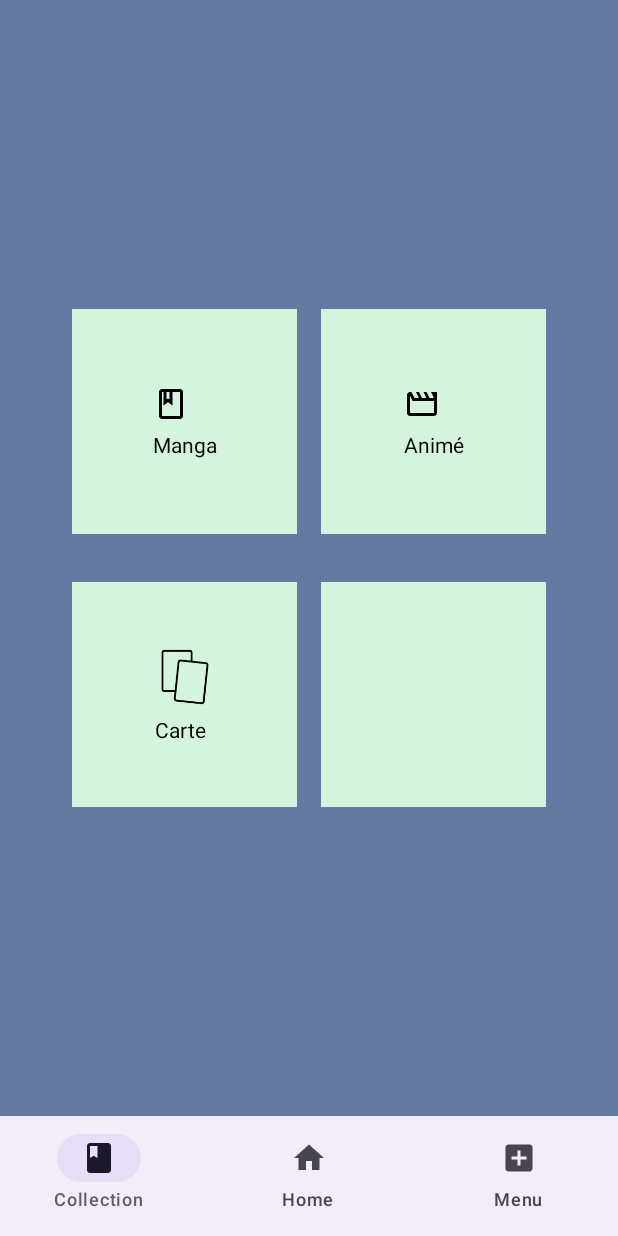
After one commit to HugoAssoignon/my_collections_inventory_, an Android app built with Jetpack Compose: the MenuScreen screen opened through its navigation route, on a phone screen of 412 x 824 dp. The commit adds this screen. Run offline under Robolectric (Android 15) with nearby library versions, the phone set to English and light mode, and no system bars.

Commit message:
feat: add menuScreen and otherScreen, and add bottomNavBar

```diff
--- a/app/build.gradle.kts
+++ b/app/build.gradle.kts
@@ -50,6 +50,9 @@ android {
 }
 
 dependencies {
+    //noinspection UseTomlInstead
+    implementation ("androidx.compose.material:material-icons-extended:1.7.3")
+    implementation ("androidx.navigation:navigation-compose:2.8.2")
 
     implementation(libs.androidx.core.ktx)
     implementation(libs.androidx.lifecycle.runtime.ktx)
--- /dev/null
+++ b/app/src/main/java/com/collections/my_collections_inventory/navigation/NavigationHost.kt
@@ -0,0 +1,45 @@
+package com.collections.my_collections_inventory.navigation
+
+import BottomNavigationBar
+import androidx.compose.foundation.layout.padding
+import androidx.compose.material3.Scaffold
+import androidx.compose.runtime.Composable
+import androidx.compose.runtime.getValue
+import androidx.compose.runtime.mutableStateOf
+import androidx.compose.runtime.remember
+import androidx.compose.runtime.setValue
+import androidx.compose.ui.Modifier
+import androidx.navigation.compose.NavHost
+import androidx.navigation.compose.composable
+import androidx.navigation.compose.rememberNavController
+import com.collections.my_collections_inventory.screen.CollectionScreen
+import com.collections.my_collections_inventory.screen.HomeScreen
+import com.collections.my_collections_inventory.screen.MangaScreen
+import com.collections.my_collections_inventory.screen.MenuScreen
+
+@Composable
+fun NavigationHost() {
+    val navController = rememberNavController()
+    var navigationSelectedItem by remember { mutableStateOf(0) }
+
+    Scaffold(
+        bottomBar = {
+            BottomNavigationBar(navController, navigationSelectedItem) { index ->
+                navigationSelectedItem = index
+            }
+        }
+    ) { paddingValues ->
+        NavHost(
+            navController = navController,
+            startDestination = "home",
+            modifier = Modifier.padding(paddingValues)
+        ) {
+            composable("menu") { MenuScreen(navController) }
+            composable("manga") { MangaScreen() }
+            composable("anime") { }
+            composable("carte") { }
+            composable("home") { HomeScreen(navController) }
+            composable("collection") { CollectionScreen(navController) }
+        }
+    }
+}
--- /dev/null
+++ b/app/src/main/java/com/collections/my_collections_inventory/screen/HomeScreen.kt
@@ -0,0 +1,20 @@
+package com.collections.my_collections_inventory.screen
+
+import androidx.compose.foundation.layout.Column
+import androidx.compose.foundation.layout.padding
+import androidx.compose.material3.Scaffold
+import androidx.compose.material3.Text
+import androidx.compose.runtime.Composable
+import androidx.compose.ui.Modifier
+import androidx.navigation.NavController
+
+@Composable
+fun HomeScreen(navController: NavController) {
+    Scaffold(
+        content = { padding ->
+            Column(modifier = Modifier.padding(padding))
+            { Text(text = "écran home") }
+        }
+    )
+
+}
--- /dev/null
+++ b/app/src/main/java/com/collections/my_collections_inventory/screen/MenuScreen.kt
@@ -0,0 +1,117 @@
+package com.collections.my_collections_inventory.screen
+
+import androidx.compose.foundation.Image
+import androidx.compose.foundation.background
+import androidx.compose.foundation.clickable
+import androidx.compose.foundation.layout.Arrangement
+import androidx.compose.foundation.layout.Box
+import androidx.compose.foundation.layout.Column
+import androidx.compose.foundation.layout.Row
+import androidx.compose.foundation.layout.Spacer
+import androidx.compose.foundation.layout.fillMaxSize
+import androidx.compose.foundation.layout.height
+import androidx.compose.foundation.layout.padding
+import androidx.compose.foundation.layout.size
+import androidx.compose.foundation.layout.width
+import androidx.compose.material.icons.Icons
+import androidx.compose.material3.Icon
+import androidx.compose.material3.Text
+import androidx.compose.runtime.Composable
+import androidx.compose.ui.Alignment
+import androidx.compose.ui.Modifier
+import androidx.compose.ui.graphics.Color
+import androidx.compose.ui.unit.dp
+import androidx.compose.material.icons.outlined.Movie
+import androidx.compose.material.icons.outlined.Book
+import androidx.compose.material3.Scaffold
+import androidx.compose.ui.graphics.ColorFilter
+import androidx.compose.ui.res.painterResource
+import androidx.navigation.NavController
+import com.collections.my_collections_inventory.R
+
+@Composable
+fun MenuScreen(navController: NavController) {
+    Scaffold (
+        content = {paddingValues ->
+            Column (modifier = Modifier
+            .fillMaxSize()
+            .background(Color(0xFF647AA3))
+            .padding(paddingValues),
+            horizontalAlignment = Alignment.CenterHorizontally,
+            verticalArrangement = Arrangement.Center
+        ) {
+            Row(
+                horizontalArrangement = Arrangement.spacedBy(16.dp, Alignment.CenterHorizontally),
+                modifier = Modifier.padding(16.dp)
+            ) {
+                Box(
+                    modifier = Modifier
+                        .height(150.dp)
+                        .width(150.dp)
+                        .background(Color(0xFFD4F4DD))
+                        .clickable { navController.navigate("manga") },
+                    contentAlignment = Alignment.Center
+                ) {
+                    Column {
+                        Icon(Icons.Outlined.Book, contentDescription = "Manga Icon", tint = Color.Black)
+                        Spacer(modifier = Modifier.height(8.dp))
+                        Text("Manga", color = Color.Black)
+                    }
+
+                }
+                Box(
+                    modifier = Modifier
+                        .height(150.dp)
+                        .width(150.dp)
+                        .background(Color(0xFFD4F4DD)),
+                    contentAlignment = Alignment.Center
+                ) {
+                    Column {
+                        Icon(
+                            Icons.Outlined.Movie,
+                            contentDescription = "Movie Icon",
+                            tint = Color.Black
+                        )
+                        Spacer(modifier = Modifier.height(8.dp))
+                        Text("Animé", color = Color.Black)
+                    }
+
+                }
+            }
+            Row(
+                horizontalArrangement = Arrangement.spacedBy(16.dp, Alignment.CenterHorizontally),
+                modifier = Modifier.padding(16.dp)
+            ) {
+                Box(
+                    modifier = Modifier
+                        .height(150.dp)
+                        .width(150.dp)
+                        .background(Color(0xFFD4F4DD)),
+                    contentAlignment = Alignment.Center
+                ) {
+                    Column {
+                        Image(
+                            painter = painterResource(id = R.drawable.card),
+                            contentDescription = "Carte Icon",
+                            modifier = Modifier.size(40.dp),
+                            colorFilter = ColorFilter.tint(Color.Black)
+                        )
+                        Spacer(modifier = Modifier.height(8.dp))
+                        Text("Carte", color = Color.Black)
+                    }
+                }
+                Box(
+                    modifier = Modifier
+                        .height(150.dp)
+                        .width(150.dp)
+                        .background(Color(0xFFD4F4DD)),
+                    contentAlignment = Alignment.Center
+                ) {
+                    Column { Text("", color = Color.Black) }
+
+                }
+            }
+        } }
+    )
+
+}
--- /dev/null
+++ b/app/src/main/java/com/collections/my_collections_inventory/widget/BottomNavigationBar.kt
@@ -0,0 +1,30 @@
+import androidx.compose.material3.NavigationBar
+import androidx.compose.material3.NavigationBarItem
+import androidx.compose.runtime.Composable
+import androidx.navigation.NavController
+import androidx.compose.material3.Icon
+import androidx.compose.material3.Text
+
+@Composable
+fun BottomNavigationBar(navController: NavController, selectedIndex: Int, onItemSelected: (Int) -> Unit) {
+    NavigationBar {
+        BottomNavigationItem().bottomNavigationItems().forEachIndexed { index, navigationItem ->
+            NavigationBarItem(
+                selected = index == selectedIndex,
+                label = { Text(navigationItem.label) },
+                icon = {
+                    Icon(
+                        navigationItem.icon,
+                        contentDescription = navigationItem.label
+                    )
+                },
+                onClick = {
+                    onItemSelected(index)
+                    navController.navigate(navigationItem.route) {
+
+                    }
+                }
+            )
+        }
+    }
+}
--- /dev/null
+++ b/app/src/main/java/com/collections/my_collections_inventory/widget/BottomNavigationItem.kt
@@ -0,0 +1,32 @@
+import androidx.compose.material.icons.Icons
+import androidx.compose.material.icons.filled.AddBox
+import androidx.compose.material.icons.filled.Book
+import androidx.compose.material.icons.filled.Home
+import androidx.compose.ui.graphics.vector.ImageVector
+
+data class BottomNavigationItem(
+    val label : String = "",
+    val icon : ImageVector = Icons.Filled.Home,
+    val route : String = ""
+) {
+
+    fun bottomNavigationItems() : List<BottomNavigationItem> {
+        return listOf(
+            BottomNavigationItem(
+                label = "Collection",
+                icon = Icons.Filled.Book,
+                route = "collection"
+            ),
+            BottomNavigationItem(
+                label = "Home",
+                icon = Icons.Filled.Home,
+                route = "home"
+            ),
+            BottomNavigationItem(
+                label = "Menu",
+                icon = Icons.Filled.AddBox,
+                route = "menu"
+            ),
+        )
+    }
+}
```
Also changed, not shown: app/src/main/java/com/collections/my_collections_inventory/MainActivity.kt (+3 -124 lines), app/src/main/java/com/collections/my_collections_inventory/screen/CollectionScreen.kt (added, +20 -0 lines), app/src/main/java/com/collections/my_collections_inventory/screen/LoginScreen.kt (added, +105 -0 lines), app/src/main/java/com/collections/my_collections_inventory/screen/MangaScreen.kt (added, +19 -0 lines), app/src/main/res/drawable/card.png (added).
